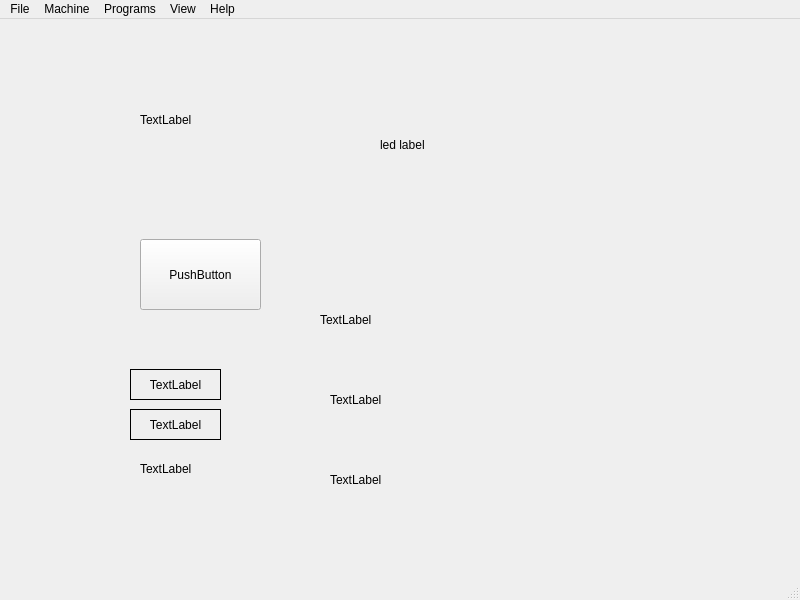
The window that examples/testgui/Errors/errors.ui (jethornton/flexgui) describes before a commit, drawn with Qt 5.
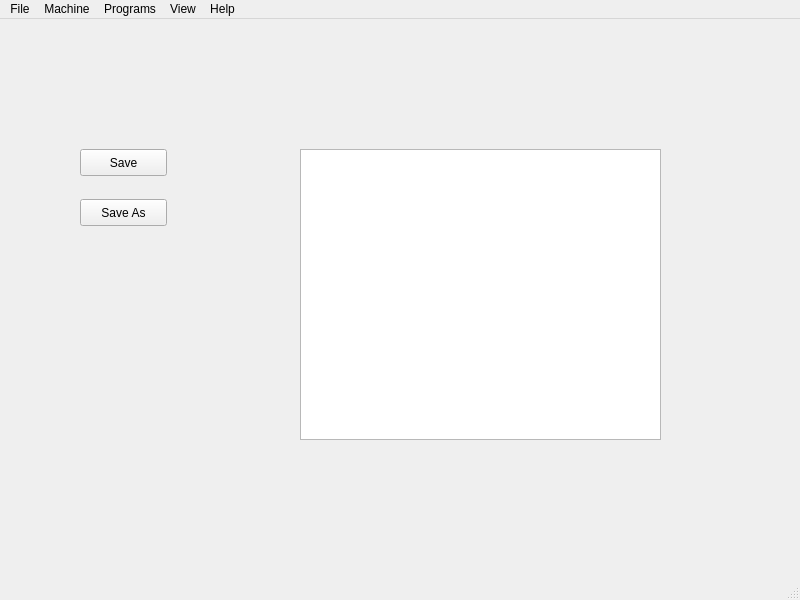
The same window after the commit.

What changed in the file:
```diff
--- a/examples/testgui/Errors/errors.ui
+++ b/examples/testgui/Errors/errors.ui
@@ -14,17 +14,17 @@
    <string>MainWindow</string>
   </property>
   <widget class="QWidget" name="centralwidget">
-   <widget class="QLabel" name="label">
+   <widget class="QPushButton" name="save_pb">
     <property name="geometry">
      <rect>
-      <x>140</x>
-      <y>60</y>
-      <width>91</width>
-      <height>81</height>
+      <x>80</x>
+      <y>130</y>
+      <width>87</width>
+      <height>27</height>
      </rect>
     </property>
     <property name="text">
-     <string>TextLabel</string>
+     <string>Save</string>
     </property>
     <property name="function" stdset="0">
      <string>hal_led</string>
@@ -36,14 +36,14 @@
    <widget class="QPushButton" name="pushButton">
     <property name="geometry">
      <rect>
-      <x>140</x>
-      <y>220</y>
-      <width>121</width>
-      <height>71</height>
+      <x>80</x>
+      <y>180</y>
+      <width>87</width>
+      <height>27</height>
      </rect>
     </property>
     <property name="text">
-     <string>PushButton</string>
+     <string>Save As</string>
     </property>
     <property name="function" stdset="0">
      <string>hal_led_button</string>
@@ -52,152 +52,14 @@
      <string>hal-led-pb</string>
     </property>
    </widget>
-   <widget class="QLabel" name="label_2">
+   <widget class="QPlainTextEdit" name="gcode_pte">
     <property name="geometry">
      <rect>
-      <x>380</x>
-      <y>90</y>
-      <width>131</width>
-      <height>71</height>
+      <x>300</x>
+      <y>130</y>
+      <width>361</width>
+      <height>291</height>
      </rect>
-    </property>
-    <property name="text">
-     <string>led label</string>
-    </property>
-    <property name="function" stdset="0">
-     <string>hal_led_label</string>
-    </property>
-    <property name="pin_name" stdset="0">
-     <string>hal-led-lb</string>
-    </property>
-   </widget>
-   <widget class="QLabel" name="time_0_lb">
-    <property name="geometry">
-     <rect>
-      <x>130</x>
-      <y>350</y>
-      <width>91</width>
-      <height>31</height>
-     </rect>
-    </property>
-    <property name="frameShape">
-     <enum>QFrame::Box</enum>
-    </property>
-    <property name="text">
-     <string>TextLabel</string>
-    </property>
-    <property name="alignment">
-     <set>Qt::AlignCenter</set>
-    </property>
-    <property name="function" stdset="0">
-     <string>hal_watch_time_hms</string>
-    </property>
-    <property name="hours" stdset="0">
-     <string>time.0.hours</string>
-    </property>
-    <property name="minutes" stdset="0">
-     <string>time.0.minutes</string>
-    </property>
-    <property name="seconds" stdset="0">
-     <string>time.0.seconds</string>
-    </property>
-   </widget>
-   <widget class="QLabel" name="label_3">
-    <property name="geometry">
-     <rect>
-      <x>320</x>
-      <y>270</y>
-      <width>131</width>
-      <height>61</height>
-     </rect>
-    </property>
-    <property name="text">
-     <string>TextLabel</string>
-    </property>
-    <property name="function" stdset="0">
-     <string>hal_watch_bit</string>
-    </property>
-    <property name="pin_name" stdset="0">
-     <string>iocontrol.0.coolant-flood</string>
-    </property>
-   </widget>
-   <widget class="QLabel" name="label_4">
-    <property name="geometry">
-     <rect>
-      <x>140</x>
-      <y>440</y>
-      <width>66</width>
-      <height>19</height>
-     </rect>
-    </property>
-    <property name="text">
-     <string>TextLabel</string>
-    </property>
-   </widget>
-   <widget class="QLabel" name="time_0_lb_2">
-    <property name="geometry">
-     <rect>
-      <x>130</x>
-      <y>390</y>
-      <width>91</width>
-      <height>31</height>
-     </rect>
-    </property>
-    <property name="frameShape">
-     <enum>QFrame::Box</enum>
-    </property>
-    <property name="text">
-     <string>TextLabel</string>
-    </property>
-    <property name="alignment">
-     <set>Qt::AlignCenter</set>
-    </property>
-    <property name="function" stdset="0">
-     <string>hal_watch_time_hm</string>
-    </property>
-    <property name="hours" stdset="0">
-     <string>time.1.hours</string>
-    </property>
-    <property name="minutes" stdset="0">
-     <string>time.1.minutes</string>
-    </property>
-   </widget>
-   <widget class="QLabel" name="label_5">
-    <property name="geometry">
-     <rect>
-      <x>330</x>
-      <y>350</y>
-      <width>131</width>
-      <height>61</height>
-     </rect>
-    </property>
-    <property name="text">
-     <string>TextLabel</string>
-    </property>
-    <property name="function" stdset="0">
-     <string>hal_watch_int</string>
-    </property>
-    <property name="pin_name" stdset="0">
-     <string>motion.program-line</string>
-    </property>
-   </widget>
-   <widget class="QLabel" name="label_6">
-    <property name="geometry">
-     <rect>
-      <x>330</x>
-      <y>430</y>
-      <width>131</width>
-      <height>61</height>
-     </rect>
-    </property>
-    <property name="text">
-     <string>TextLabel</string>
-    </property>
-    <property name="function" stdset="0">
-     <string>hal_watch_float</string>
-    </property>
-    <property name="pin_name" stdset="0">
-     <string>spindle.0.speed-out</string>
     </property>
    </widget>
   </widget>
```
Left out of the diff: 70 changed lines with no effect on the pictures.
